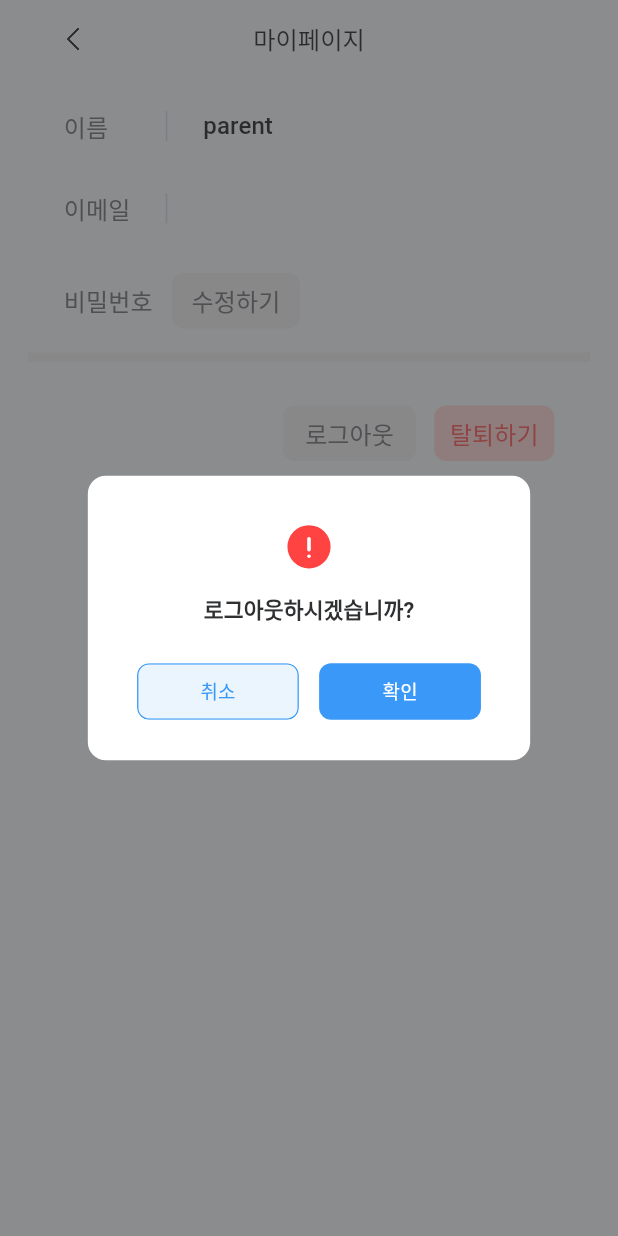
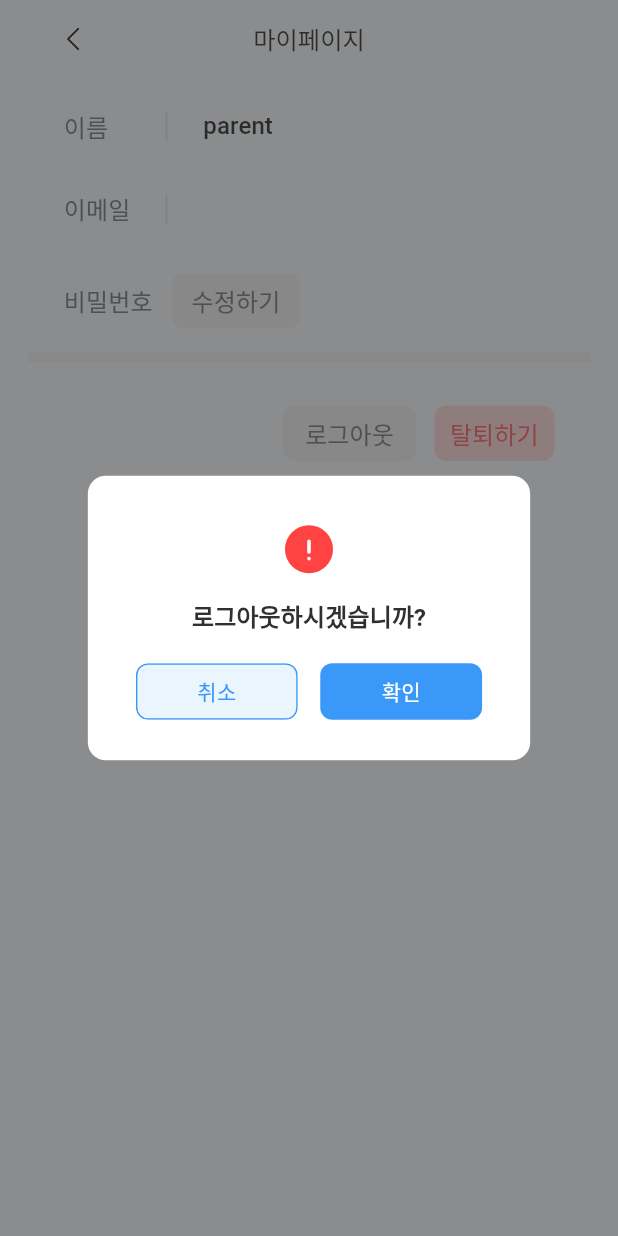
Before and after one commit to yeongJD/Quad-S-Team12-App-Parent, a Flutter app: the MyPage screen opened by its route, after a tap on "로그아웃", on a phone screen of 412 x 824 dp. Run offline on Flutter 3.47's test engine with Material 3 defaults, Android fonts, the phone set to English and light mode, and no system bars; our stand-ins replace dio, firebase_core, firebase_messaging, flutter_svg, go_router, google_fonts and 2 more; accounts and stored records are empty; Roboto replaces fonts that are missing (Pretendard).

Commit message:
style: align parent confirmation dialog

```diff
--- a/lib/core/theme/app_colors.dart
+++ b/lib/core/theme/app_colors.dart
@@ -17,6 +17,7 @@ abstract final class AppColors {
   static const Color gray050 = Color(0xFFFAFBFC);
 
   static const Color primary = Color(0xFF3A99F8);
+  static const Color primaryLight = Color(0xFFEBF5FE);
   static const Color positive = Color(0xFF00BF40);
   static const Color cautionary = Color(0xFFFF9200);
   static const Color destructive = Color(0xFFFF4242);
@@ -26,6 +27,7 @@ abstract final class AppColors {
   static const Color labelNormal = Color(0xFF171719);
   static const Color inkBlack = Color(0xFF050505);
   static const Color lineNormalNeutral = Color(0x2970737C);
+  static const Color scrim = Color(0x99444444);
 
   static const Color background = gray050;
   static const Color surface = white;
--- a/lib/features/common/presentation/widgets/confirmation_dialog.dart
+++ b/lib/features/common/presentation/widgets/confirmation_dialog.dart
@@ -2,6 +2,7 @@ import 'package:flutter/material.dart';
 import 'package:go_router/go_router.dart';
 
 import '../../../../core/theme/app_colors.dart';
+import '../../../../core/theme/app_tokens.dart';
 import '../../../../core/theme/app_typography.dart';
 
 Future<void> showAppConfirmationDialog({
@@ -14,7 +15,7 @@ Future<void> showAppConfirmationDialog({
     context: context,
     barrierDismissible: true,
     barrierLabel: barrierLabel,
-    barrierColor: const Color.fromRGBO(68, 68, 68, 0.6),
+    barrierColor: AppColors.scrim,
     pageBuilder: (context, animation, secondaryAnimation) {
       return Material(
         type: MaterialType.transparency,
@@ -61,15 +62,15 @@ class AppConfirmationDialog extends StatelessWidget {
       height: 189.705,
       decoration: BoxDecoration(
         color: AppColors.white,
-        borderRadius: BorderRadius.circular(12),
+        borderRadius: BorderRadius.circular(AppTokens.dialogRadius),
       ),
       child: Padding(
         padding: const EdgeInsets.fromLTRB(18, 33, 18, 27),
         child: Column(
           children: [
             Container(
-              width: 28.77,
-              height: 28.77,
+              width: 32,
+              height: 32,
               decoration: const BoxDecoration(
                 color: AppColors.destructive,
                 shape: BoxShape.circle,
@@ -111,10 +112,7 @@ class AppConfirmationDialog extends StatelessWidget {
             const SizedBox(height: 16),
             Text(
               message,
-              style: AppTypography.labelBold.copyWith(
-                fontSize: 14.39,
-                height: 1.5,
-                letterSpacing: 0.082,
+              style: AppTypography.bodySemiBold.copyWith(
                 color: AppColors.gray800,
                 decoration: TextDecoration.none,
               ),
@@ -128,7 +126,7 @@ class AppConfirmationDialog extends StatelessWidget {
                   filled: false,
                   onTap: context.pop,
                 ),
-                const SizedBox(width: 13.486),
+                const SizedBox(width: 15),
                 _ConfirmationDialogButton(
                   label: '확인',
                   filled: true,
@@ -159,31 +157,26 @@ class _ConfirmationDialogButton extends StatelessWidget {
     final Color foregroundColor = filled ? AppColors.white : AppColors.primary;
 
     return Material(
-      color: filled ? AppColors.primary : const Color(0xFFEBF5FE),
-      borderRadius: BorderRadius.circular(8),
+      color: filled ? AppColors.primary : AppColors.primaryLight,
+      borderRadius: BorderRadius.circular(AppTokens.buttonRadius),
       clipBehavior: Clip.antiAlias,
       child: InkWell(
         onTap: onTap,
         hoverColor: foregroundColor.withValues(alpha: 0.08),
         highlightColor: foregroundColor.withValues(alpha: 0.12),
         splashColor: foregroundColor.withValues(alpha: 0.16),
-        borderRadius: BorderRadius.circular(8),
+        borderRadius: BorderRadius.circular(AppTokens.buttonRadius),
         child: Container(
           width: 107.889,
           height: 37.761,
           alignment: Alignment.center,
           decoration: BoxDecoration(
-            border: filled
-                ? null
-                : Border.all(color: AppColors.primary, width: 0.899),
-            borderRadius: BorderRadius.circular(8),
+            border: filled ? null : Border.all(color: AppColors.primary),
+            borderRadius: BorderRadius.circular(AppTokens.buttonRadius),
           ),
           child: Text(
             label,
             style: AppTypography.labelMedium.copyWith(
-              fontSize: 12.59,
-              height: 1.429,
-              letterSpacing: 0.1826,
               color: foregroundColor,
               decoration: TextDecoration.none,
             ),
```
